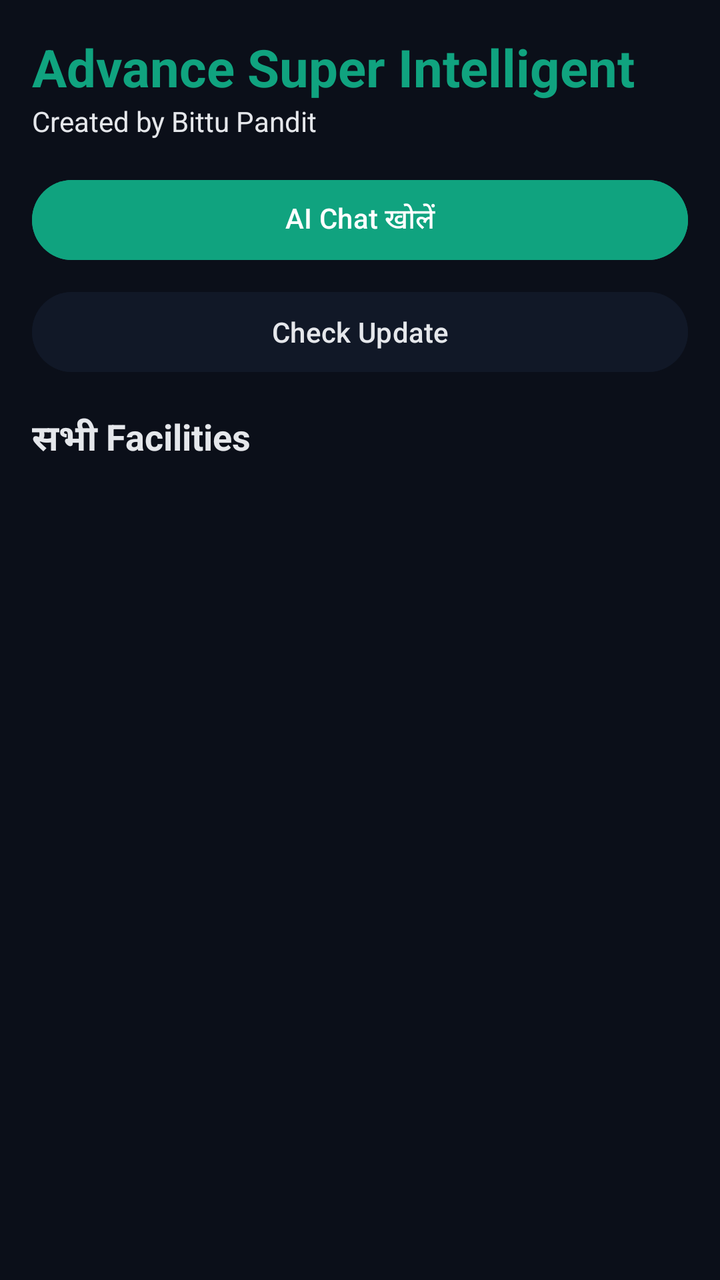
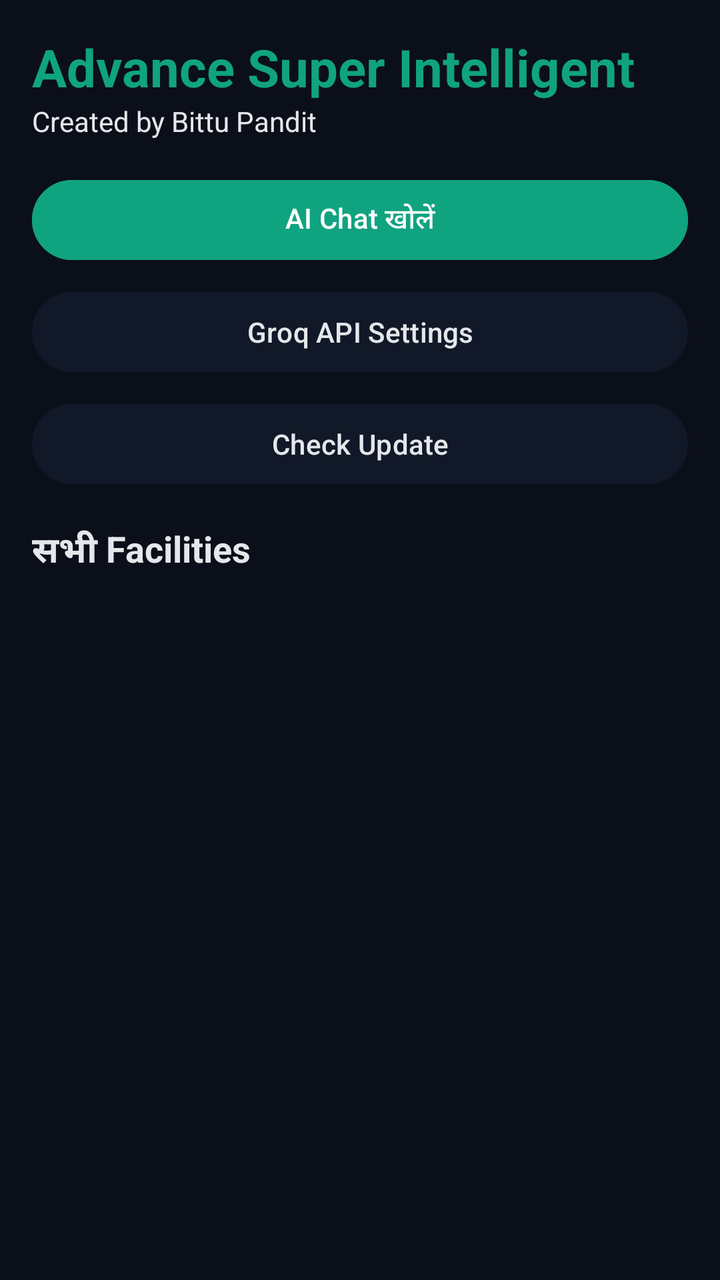

Compare the two renders of this Android layout. The source of the first and the diff that turns it into the second are given below.
<!-- AndroidManifest.xml: application theme Theme.BittuAI -->
<!-- res/layout/activity_home.xml -->
<?xml version="1.0" encoding="utf-8"?>
<LinearLayout xmlns:android="http://schemas.android.com/apk/res/android"
    android:layout_width="match_parent"
    android:layout_height="match_parent"
    android:background="@color/bittu_background"
    android:orientation="vertical"
    android:padding="16dp">

    <TextView
        android:layout_width="match_parent"
        android:layout_height="wrap_content"
        android:text="Advance Super Intelligent"
        android:textColor="@color/bittu_green"
        android:textSize="26sp"
        android:textStyle="bold" />

    <TextView
        android:layout_width="match_parent"
        android:layout_height="wrap_content"
        android:text="Created by Bittu Pandit"
        android:textColor="@color/bittu_text" />

    <Button
        android:id="@+id/openChatButton"
        android:layout_width="match_parent"
        android:layout_height="wrap_content"
        android:layout_marginTop="16dp"
        android:backgroundTint="@color/bittu_green"
        android:text="AI Chat खोलें"
        android:textColor="#FFFFFF" />

    <Button
        android:id="@+id/checkUpdateButton"
        android:layout_width="match_parent"
        android:layout_height="wrap_content"
        android:layout_marginTop="8dp"
        android:backgroundTint="@color/bittu_surface"
        android:text="Check Update"
        android:textColor="@color/bittu_text" />

    <TextView
        android:layout_width="match_parent"
        android:layout_height="wrap_content"
        android:layout_marginTop="16dp"
        android:text="सभी Facilities"
        android:textColor="@color/bittu_text"
        android:textSize="18sp"
        android:textStyle="bold" />

    <ScrollView
        android:layout_width="match_parent"
        android:layout_height="0dp"
        android:layout_marginTop="8dp"
        android:layout_weight="1">

        <GridLayout
            android:id="@+id/featureGrid"
            android:layout_width="match_parent"
            android:layout_height="wrap_content"
            android:columnCount="2"
            android:useDefaultMargins="true" />
    </ScrollView>

</LinearLayout>
<!-- resources referenced by this layout -->
<resources>
  <color name="bittu_background">#0B0F19</color>
  <color name="bittu_green">#10A37F</color>
  <color name="bittu_surface">#111827</color>
  <color name="bittu_text">#E5E7EB</color>
  <style name="Theme.BittuAI" parent="Theme.Material3.Dark.NoActionBar">
          <item name="colorPrimary">@color/bittu_green</item>
          <item name="android:statusBarColor">@color/bittu_background</item>
          <item name="android:navigationBarColor">@color/bittu_background</item>
      </style>
</resources>

<!-- the commit's change to res/layout/activity_home.xml (unified diff, before → after) -->
@@ -28,6 +28,15 @@
         android:backgroundTint="@color/bittu_green"
         android:text="AI Chat खोलें"
         android:textColor="#FFFFFF" />
+
+    <Button
+        android:id="@+id/openSettingsButton"
+        android:layout_width="match_parent"
+        android:layout_height="wrap_content"
+        android:layout_marginTop="8dp"
+        android:backgroundTint="@color/bittu_surface"
+        android:text="Groq API Settings"
+        android:textColor="@color/bittu_text" />
 
     <Button
         android:id="@+id/checkUpdateButton"
